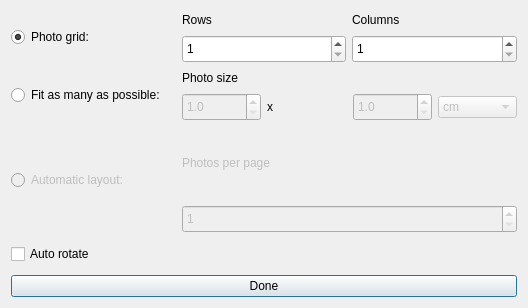
Old version of the form core/dplugins/generic/tools/printcreator/ui/advprintcustomlayout.ui in the repository RPhay/MyDigikam.
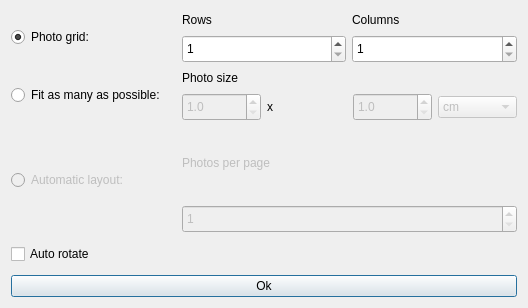
New version of the form.

Diff of the .ui file:
```diff
--- a/core/dplugins/generic/tools/printcreator/ui/advprintcustomlayout.ui
+++ b/core/dplugins/generic/tools/printcreator/ui/advprintcustomlayout.ui
@@ -382,7 +382,7 @@
    <item>
     <widget class="QPushButton" name="m_doneButton">
      <property name="text">
-      <string>Done</string>
+      <string>Ok</string>
      </property>
     </widget>
    </item>
```
Left out of the diff: 5 changed lines with no effect on the pictures.
